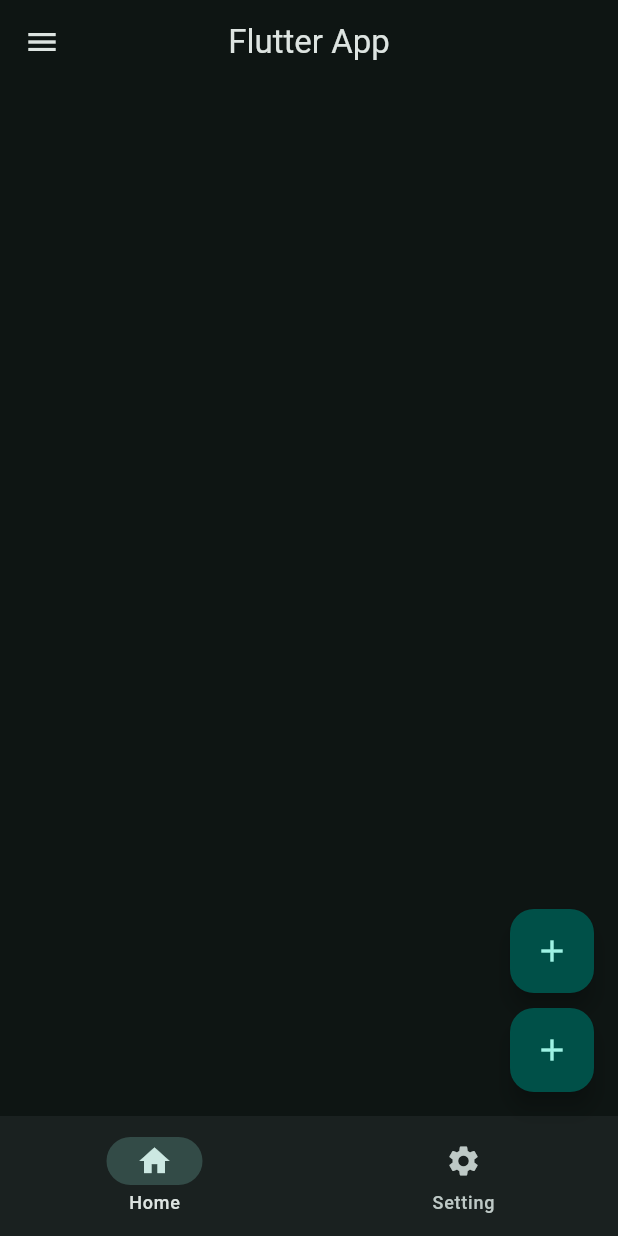
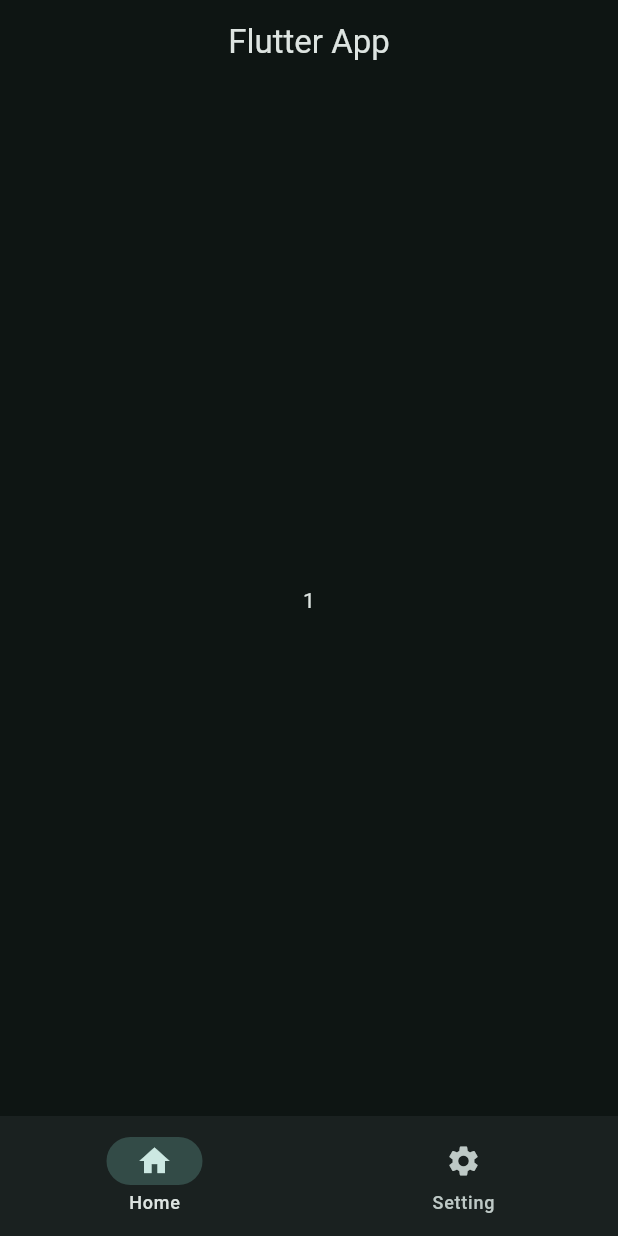
Before and after one commit to NgocNguyen1103/Flutter_basic, a Flutter app: the screen it shows after launch, on a phone screen of 412 x 824 dp. Run offline on Flutter 3.47's test engine with Material 3 defaults, Android fonts, the phone set to English and light mode, and no system bars.

```diff
--- a/lib/main.dart
+++ b/lib/main.dart
@@ -3,10 +3,11 @@ import 'package:flutter/material.dart';
 void main() {
   runApp(const MyApp());
 }
+//String? tille = "Flutter A"; //String? :this value can be null
 
-//stateless: screen not change
-//material app
-//scaffold: skeleton of the app
+// stateless: screen cannot refresh
+// stateful: screen can refresh
+// setstate: to refresh the screen
 
 class MyApp extends StatelessWidget {
   const MyApp({super.key});
@@ -16,34 +17,6 @@ class MyApp extends StatelessWidget {
     return MaterialApp(
       //theme opf application
       debugShowCheckedModeBanner: false,
-      home: Scaffold(
-        appBar: AppBar(title: Text("Flutter App"), centerTitle: true),
-        drawer:
-        SafeArea(child:Drawer(
-          child: ListTile(title: Text("Logout"),),
-        ),
-        ),
-
-
-        floatingActionButton: Column(
-          mainAxisSize: MainAxisSize.min,
-          children: [
-            FloatingActionButton(onPressed: () {}, child: Icon(Icons.add)),
-            SizedBox(height: 10.0),
-            FloatingActionButton(onPressed: () {}, child: Icon(Icons.add)),
-          ],
-        ),
-        bottomNavigationBar: NavigationBar(
-          destinations: [
-            NavigationDestination(icon: Icon(Icons.home), label: "Home"),
-            NavigationDestination(icon: Icon(Icons.settings), label: "Setting"),
-          ],
-          onDestinationSelected: (int value) {
-            print(value);
-          },
-          selectedIndex: 0,
-        ),
-      ),
 
       theme: ThemeData(
         colorScheme: ColorScheme.fromSeed(
@@ -51,6 +24,42 @@ class MyApp extends StatelessWidget {
           brightness: Brightness.dark,
         ),
       ),
+      home: MyHomePage(),
     );
   }
 }
+
+class MyHomePage extends StatefulWidget {
+  const MyHomePage({super.key});
+
+  @override
+  State<MyHomePage> createState() => _MyHomePageState();
+}
+
+class _MyHomePageState extends State<MyHomePage> {
+  int curentIndex = 0;
+
+  @override
+  Widget build(BuildContext context) {
+    return Scaffold(
+      appBar: AppBar(title: Text("Flutter App"), centerTitle: true),
+      body:
+          curentIndex == 0
+              ? Center(child: Text("1"))
+              : Center(child: Text("2")),
+      //tille!: ennsure the variable is not null
+      bottomNavigationBar: NavigationBar(
+        destinations: [
+          NavigationDestination(icon: Icon(Icons.home), label: "Home"),
+          NavigationDestination(icon: Icon(Icons.settings), label: "Setting"),
+        ],
+        onDestinationSelected: (int value) {
+          setState(() {
+            curentIndex = value;
+          });
+        },
+        selectedIndex: curentIndex,
+      ),
+    );
+  }
+}
```
